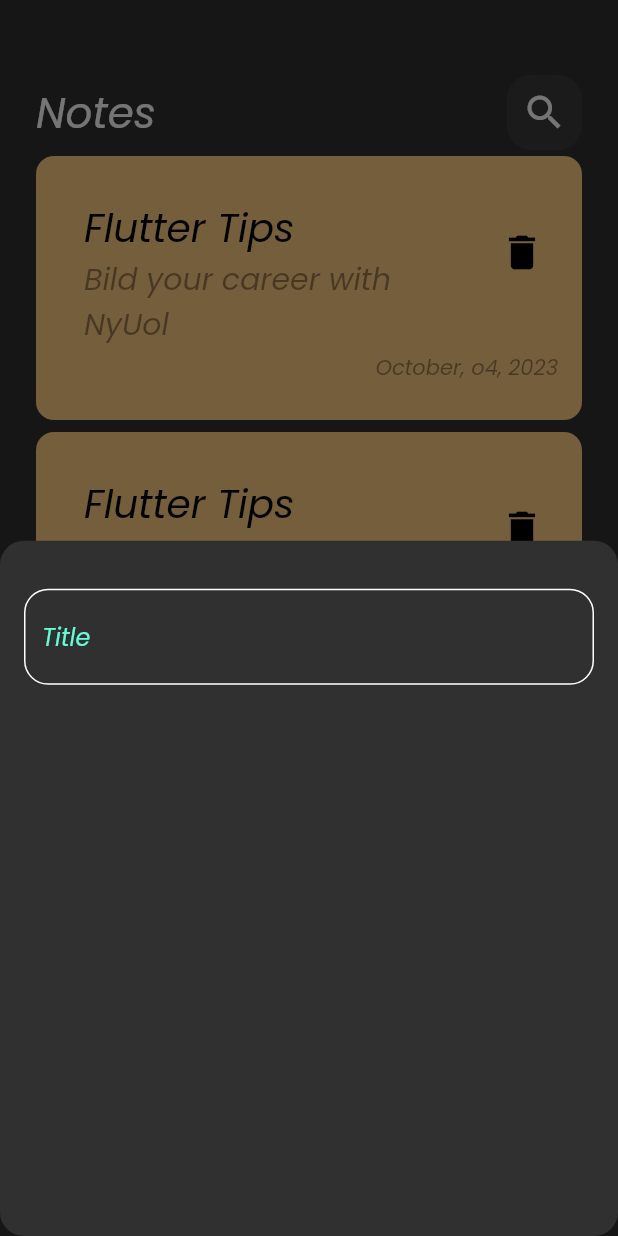
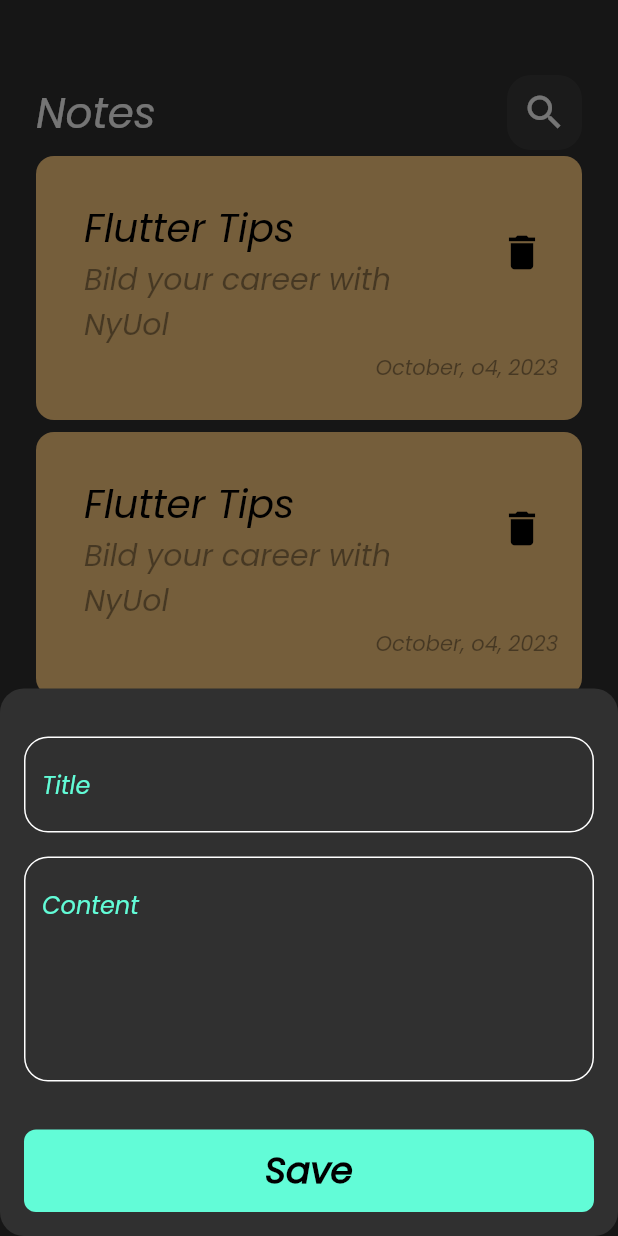
Before and after one commit to Nyuol96/notes_App, a Flutter app: the screen it shows after launch, after a tap on the "add" icon, on a phone screen of 412 x 824 dp. Run offline on Flutter 3.47's test engine with Material 2 defaults, Android fonts, the phone set to English and light mode, and no system bars.

Commit message:
created notes bottom sheet

```diff
--- a/lib/views/widgets/add_note_bottom_sheet.dart
+++ b/lib/views/widgets/add_note_bottom_sheet.dart
@@ -1,4 +1,6 @@
+import 'package:flutter/material.dart';
 import 'package:flutter/widgets.dart';
+import 'package:notesapp/views/widgets/custom_button.dart';
 import 'package:notesapp/views/widgets/custom_text_field.dart';
 
 class AddNoteBottomSheet extends StatelessWidget {
@@ -8,13 +10,31 @@ class AddNoteBottomSheet extends StatelessWidget {
   Widget build(BuildContext context) {
     return Padding(
       padding: const EdgeInsets.symmetric(horizontal: 16),
+      child: SingleChildScrollView(
         child: Column(
           children: [
             SizedBox(
               height: 32,
             ),
-          CustomTextField(),
+            CustomTextField(
+              hint: 'Title',
+            ),
+            SizedBox(
+              height: 16,
+            ),
+            CustomTextField(
+              hint: 'Content',
+              maxlines: 5,
+            ),
+            SizedBox(
+              height: 32,
+            ),
+            CustomButton(),
+            SizedBox(
+              height: 16,
+            ),
           ],
+        ),
       ),
     );
   }
--- /dev/null
+++ b/lib/views/widgets/custom_button.dart
@@ -0,0 +1,24 @@
+import 'package:flutter/material.dart';
+
+import 'constants.dart';
+
+class CustomButton extends StatelessWidget {
+  const CustomButton({super.key});
+
+  @override
+  Widget build(BuildContext context) {
+    return Container(
+      width: MediaQuery.of(context).size.width,
+      height: 55,
+      decoration: BoxDecoration(
+          color: kPrimaryColor, borderRadius: BorderRadius.circular(8)),
+      child: Center(
+        child: Text(
+          'Save',
+          style: TextStyle(
+              color: Colors.black, fontSize: 24, fontWeight: FontWeight.bold),
+        ),
+      ),
+    );
+  }
+}
--- a/lib/views/widgets/custom_text_field.dart
+++ b/lib/views/widgets/custom_text_field.dart
@@ -2,14 +2,16 @@ import 'package:flutter/material.dart';
 import 'package:notesapp/views/widgets/constants.dart';
 
 class CustomTextField extends StatelessWidget {
-  const CustomTextField({super.key});
-
+  const CustomTextField({super.key, required this.hint, this.maxlines = 1});
+  final String hint;
+  final int maxlines;
   @override
   Widget build(BuildContext context) {
     return TextField(
       cursorColor: kPrimaryColor,
+      maxLines: maxlines,
       decoration: InputDecoration(
-        hintText: 'Title',
+        hintText: hint,
         hintStyle: TextStyle(color: kPrimaryColor),
         border: buildborder(),
         enabledBorder: buildborder(),
```
Lines whose indentation alone changed are shown as unchanged.
